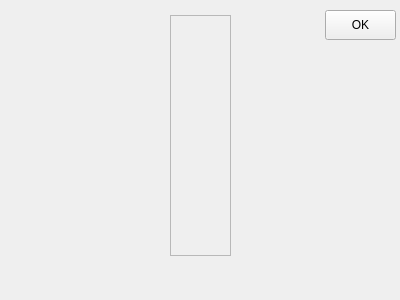
First picture: the form in ScreenShot/form.ui, repository JJlinCN/Qt-ScreenShot, before the edit.
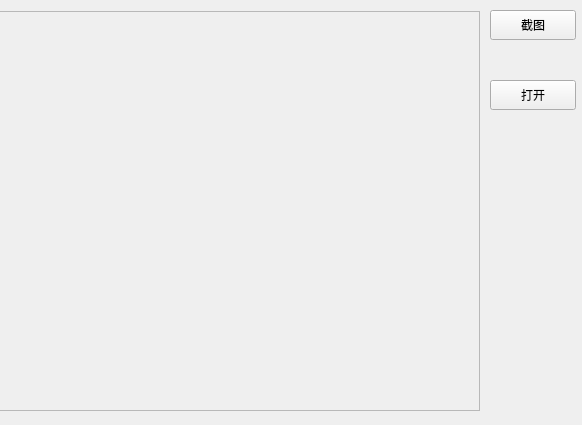
Second picture: the form after the edit.

Commit message: lxp 长截图

Diff of the .ui file:
```diff
--- a/ScreenShot/form.ui
+++ b/ScreenShot/form.ui
@@ -6,21 +6,46 @@
    <rect>
     <x>0</x>
     <y>0</y>
-    <width>400</width>
-    <height>300</height>
+    <width>582</width>
+    <height>425</height>
    </rect>
   </property>
   <property name="windowTitle">
    <string>Form</string>
   </property>
+  <widget class="QPushButton" name="ok">
+   <property name="geometry">
+    <rect>
+     <x>490</x>
+     <y>10</y>
+     <width>86</width>
+     <height>30</height>
+    </rect>
+   </property>
+   <property name="text">
+    <string>截图</string>
+   </property>
+  </widget>
+  <widget class="QWidget" name="verticalLayoutWidget">
+   <property name="geometry">
+    <rect>
+     <x>-1</x>
+     <y>0</y>
+     <width>481</width>
+     <height>423</height>
+    </rect>
+   </property>
+   <layout class="QVBoxLayout" name="verticalLayout">
+    <property name="bottomMargin">
+     <number>0</number>
+    </property>
+    <item>
   <widget class="QScrollArea" name="scroll">
-   <property name="geometry">
-    <rect>
-     <x>170</x>
-     <y>15</y>
-     <width>61</width>
-     <height>241</height>
-    </rect>
+      <property name="maximumSize">
+       <size>
+        <width>800</width>
+        <height>400</height>
+       </size>
    </property>
    <property name="widgetResizable">
     <bool>true</bool>
@@ -30,23 +55,26 @@
      <rect>
       <x>0</x>
       <y>0</y>
-      <width>59</width>
-      <height>239</height>
+         <width>477</width>
+         <height>398</height>
      </rect>
     </property>
    </widget>
   </widget>
-  <widget class="QPushButton" name="ok">
+    </item>
+   </layout>
+  </widget>
+  <widget class="QPushButton" name="openImage">
    <property name="geometry">
     <rect>
-     <x>325</x>
-     <y>10</y>
-     <width>71</width>
+     <x>490</x>
+     <y>80</y>
+     <width>86</width>
      <height>30</height>
     </rect>
    </property>
    <property name="text">
-    <string>OK</string>
+    <string>打开</string>
    </property>
   </widget>
  </widget>
```
Lines whose indentation alone changed are shown as unchanged. The commit also changes 2 other files.
